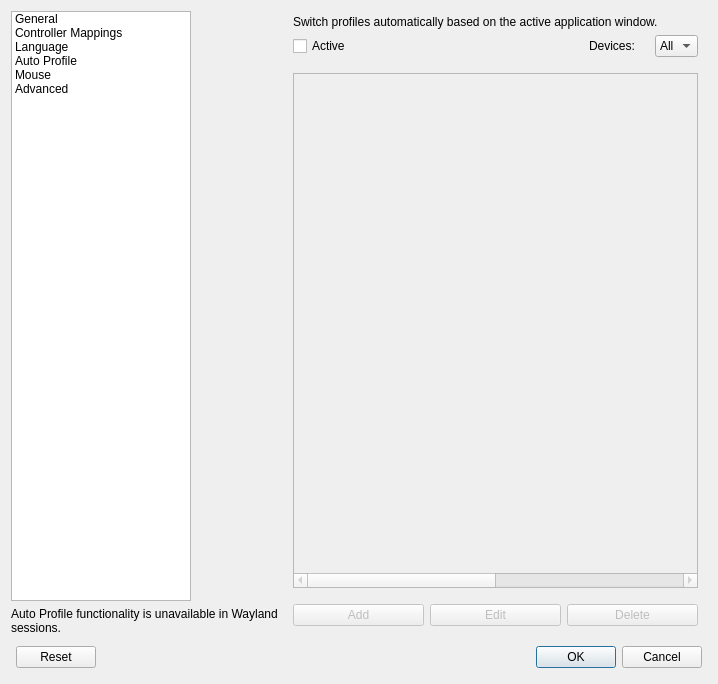
This is src/gui/mainsettingsdialog.ui in davaughnl/Pad as Qt 5 draws it before an edit. The edited form follows.
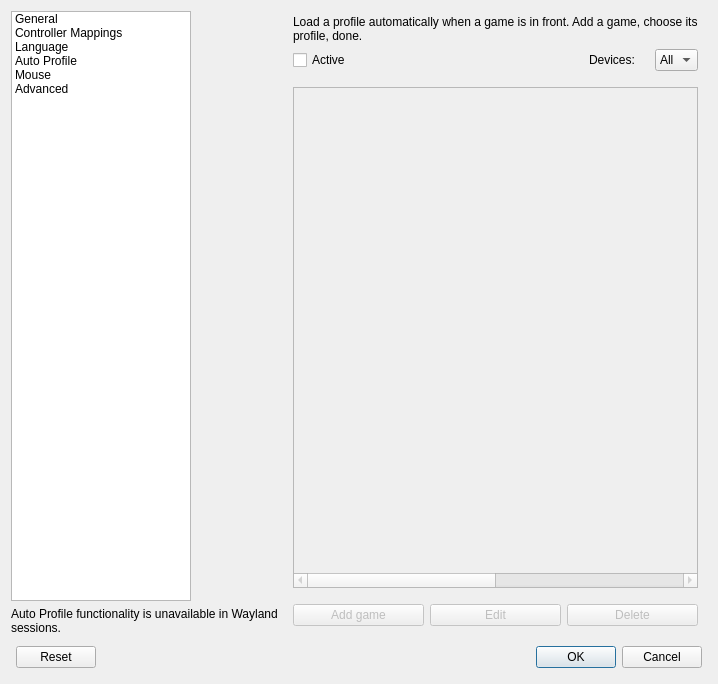
This is the edited form. The open tabs and pages were chosen to show the change. Icons and pictures are not drawn.

Commit message: Auto profiles simplified (Add game), speed presets, first-run guide, harness captures

What changed in the file:
```diff
--- a/src/gui/mainsettingsdialog.ui
+++ b/src/gui/mainsettingsdialog.ui
@@ -699,7 +699,7 @@
          <item>
           <widget class="QLabel" name="autoProfileDescription">
            <property name="text">
-            <string>Switch profiles automatically based on the active application window.</string>
+            <string>Load a profile automatically when a game is in front. Add a game, choose its profile, done.</string>
            </property>
            <property name="wordWrap">
             <bool>true</bool>
@@ -808,7 +808,7 @@
            </column>
            <column>
             <property name="text">
-             <string>Device</string>
+             <string>Controller</string>
             </property>
            </column>
            <column>
@@ -828,7 +828,7 @@
            </column>
            <column>
             <property name="text">
-             <string>Program</string>
+             <string>Game</string>
             </property>
            </column>
            <column>
@@ -867,7 +867,7 @@
               <bool>false</bool>
              </property>
              <property name="text">
-              <string>Add</string>
+              <string>Add game</string>
              </property>
              <property name="icon">
               <iconset resource="../resources.qrc"><normaloff>:/pad/icons/plus.svg</normaloff></iconset>
```
The commit also changes 9 other files.
